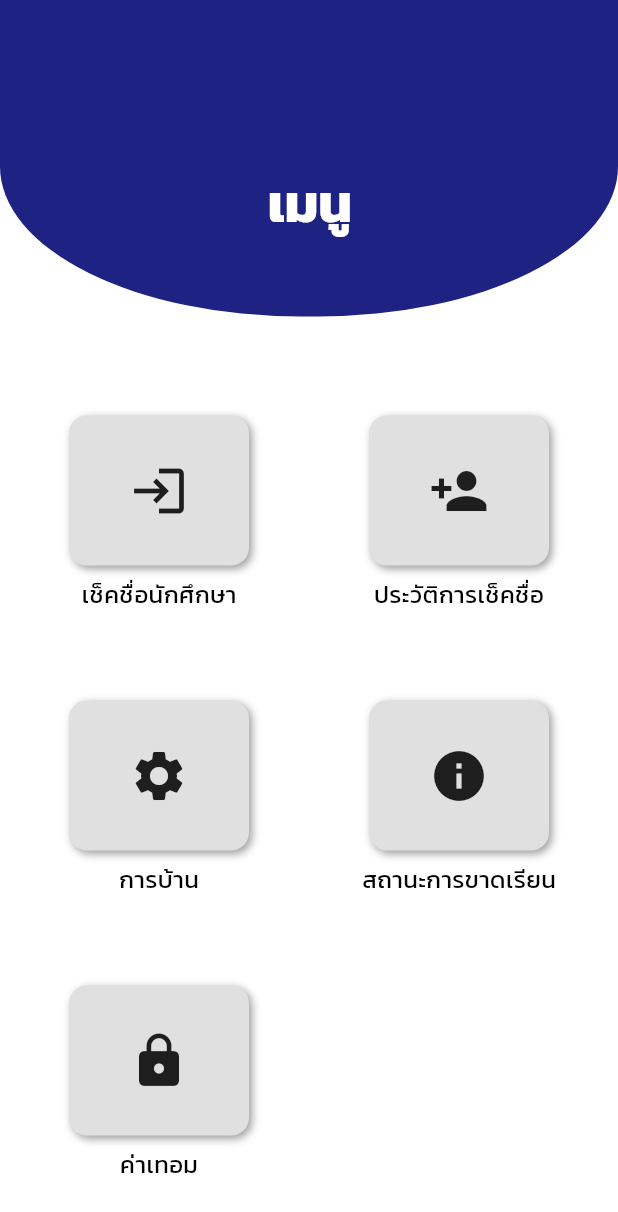
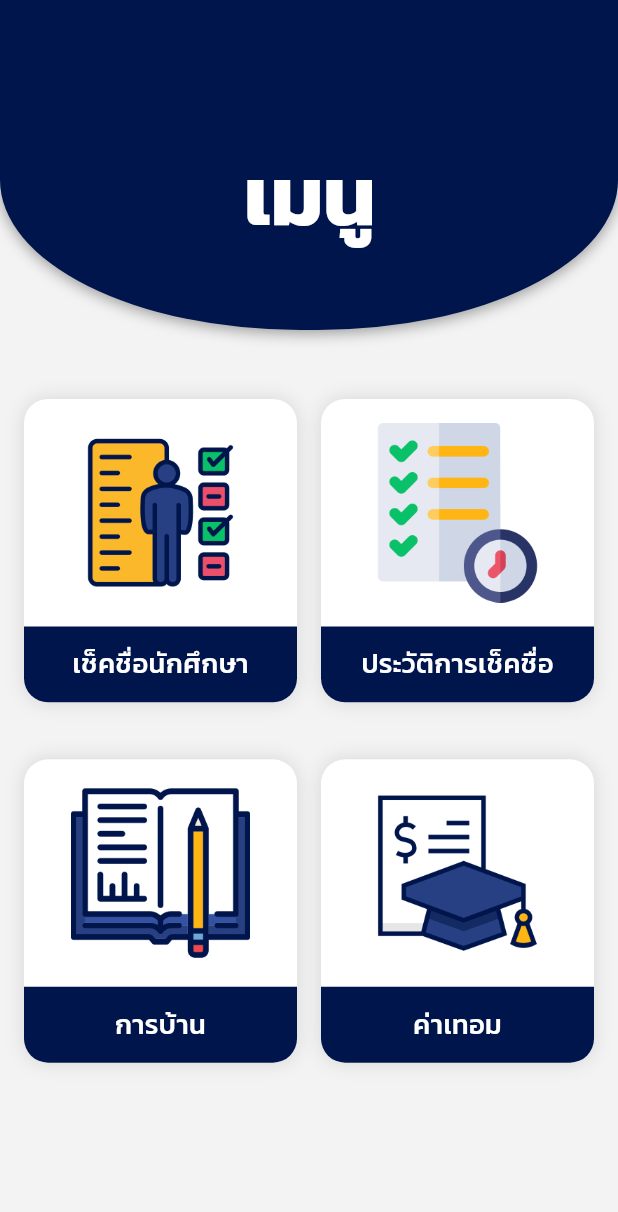
Before and after one commit to TanawanUr/class_attendance_management_system, a Flutter app: the MenuScreen screen opened by its route, on a phone screen of 412 x 824 dp. Shown: the top 1212 px of the screen. Run offline on Flutter 3.47's test engine with Material 3 defaults, Android fonts, the phone set to English and light mode, and no system bars; our stand-ins replace auto_size_text.

Commit message:
change UI and add routing

```diff
--- a/lib/screens/menu_screen.dart
+++ b/lib/screens/menu_screen.dart
@@ -5,22 +5,16 @@ class MenuScreen extends StatelessWidget {
 
   @override
   Widget build(BuildContext context) {
-    final List<Map<String, dynamic>> gridItems = [
-      {'icon': Icons.login, 'label': 'เช็คชื่อนักศึกษา'},
-      {'icon': Icons.person_add, 'label': 'ประวัติการเช็คชื่อ'},
-      {'icon': Icons.settings, 'label': 'การบ้าน'},
-      {'icon': Icons.info, 'label': 'สถานะการขาดเรียน'},
-      {'icon': Icons.lock, 'label': 'ค่าเทอม'},
-      // {'icon': Icons.phone, 'label': 'ติดต่อเรา'},
-      // {'icon': Icons.help, 'label': 'ช่วยเหลือ'},
-      // {'icon': Icons.map, 'label': 'แผนที่'},
-      // {'icon': Icons.star, 'label': 'ให้คะแนน'},
-      // {'icon': Icons.logout, 'label': 'ออกจากระบบ'},
+    final gridItems = [
+      {'label': 'เช็คชื่อนักศึกษา', 'image': 'assets/icons/check_student.png', 'route': '/select-subject-class'},
+      {'label': 'ประวัติการเช็คชื่อ', 'image': 'assets/icons/history.png', 'route': '/history'},
+      {'label': 'การบ้าน', 'image': 'assets/icons/homework.png', 'route': '/homework'},
+      {'label': 'ค่าเทอม', 'image': 'assets/icons/tuition.png', 'route': '/tuition'},
     ];
+
     return Scaffold(
-        body: SingleChildScrollView(
-      child: Column(
-        mainAxisAlignment: MainAxisAlignment.center,
+        backgroundColor: Color(0xffF3F3F3),
+        body: Column(
         children: [
               Container(
                 decoration: BoxDecoration(
@@ -28,22 +22,26 @@ class MenuScreen extends StatelessWidget {
                   borderRadius: BorderRadius.vertical(
                     bottom: Radius.elliptical(200, 100),
                   ),
-              color: Color(0xff1E2383),
+                  boxShadow: [
+                          BoxShadow(
+                            offset: Offset(0, 2),
+                            color: Colors.black38,
+                            blurRadius: 8,
+                          ),
+                        ],
+                  color: Color(0xff00154C),
                 ),
                 child: Padding(
                   padding: EdgeInsets.only(top: 90, bottom: 50),
                   child: Center(
                     child: Column(
                       children: [
-                    SizedBox(
-                      height: 20,
-                    ),
                         Text(
                           'เมนู',
                           textAlign: TextAlign.center,
                           style: TextStyle(
                               color: Colors.white,
-                          fontSize: 36,
+                              fontSize: 56,
                               fontWeight: FontWeight.bold,
                               letterSpacing: -0.5),
                         ),
@@ -52,7 +50,7 @@ class MenuScreen extends StatelessWidget {
                   ),
                 ),
               ),
-          const SizedBox(height: 50),
+              const SizedBox(height: 30),
               GridView.builder(
                 shrinkWrap: true,
                 physics: NeverScrollableScrollPhysics(),
@@ -60,48 +58,73 @@ class MenuScreen extends StatelessWidget {
                 itemCount: gridItems.length,
                 gridDelegate: SliverGridDelegateWithMaxCrossAxisExtent(
                   maxCrossAxisExtent: 200,
-              mainAxisSpacing: 10,
-              crossAxisSpacing: 20,
-              childAspectRatio: 1,
+                  mainAxisSpacing: 38,
+                  crossAxisSpacing: 16,
+                  childAspectRatio: 0.9,
                 ),
                 itemBuilder: (context, index) {
                   final item = gridItems[index];
-              return Column(
-                children: [
-                  Container(
-                    width: 120,
-                    height: 100,
+                  return GestureDetector(
+                    onTap: () {
+                      Navigator.pushNamed(context, item['route']!);
+                    },
+                    child: Container(
                       decoration: BoxDecoration(
-                      color: Colors.grey[300],
-                      borderRadius: BorderRadius.circular(12),
+                        color: Colors.white,
+                        borderRadius: BorderRadius.circular(16),
                         boxShadow: [
                           BoxShadow(
-                          color: Colors.grey.shade500,
-                          offset: Offset(2, 2),
-                          blurRadius: 4,
+                            color: Colors.black12,
+                            blurRadius: 10,
                           ),
                         ],
                       ),
-                    child: IconButton(
-                      icon: Icon(item['icon'], size: 40, color: Colors.black87),
-                      onPressed: () {
-                        // action for each button
-                        print('${item['label']} tapped');
-                      },
+                      child: Column(
+                        mainAxisAlignment: MainAxisAlignment.center,
+                        children: [
+                          Expanded(
+                            flex: 6,
+                            child: Padding(
+                              padding: const EdgeInsets.all(16.0),
+                              child: Image.asset(
+                                item['image'] ??
+                                    '', // use asset path like 'assets/icons/check_icon.png'
+                                fit: BoxFit.contain,
                               ),
                             ),
-                  SizedBox(height: 8),
-                  Text(
-                    item['label'],
-                    style: TextStyle(fontSize: 16, color: Colors.black),
+                          ),
+                          Expanded(
+                            flex: 2,
+                            child: Container(
+                              width: double.infinity,
+                              decoration: BoxDecoration(
+                                color: Color(0xff00154C),
+                                borderRadius: BorderRadius.vertical(
+                                  bottom: Radius.circular(16),
+                                ),
+                              ),
+                              padding: EdgeInsets.symmetric(vertical: 8),
+                              child: Center(
+                                child: Text(
+                                  item['label'] ?? '',
+                                  style: TextStyle(
+                                    color: Colors.white,
+                                    fontSize: 18,
+                                    fontWeight: FontWeight.w500,
+                                  ),
+                                ),
+                              ),
+                            ),
                           ),
                         ],
+                      ),
+                    ),
                   );
                 },
               ),
               const SizedBox(height: 20),
             ],
-      ),
-    ));
+          )
+    );
   }
 }
```
Lines whose indentation alone changed are shown as unchanged.
